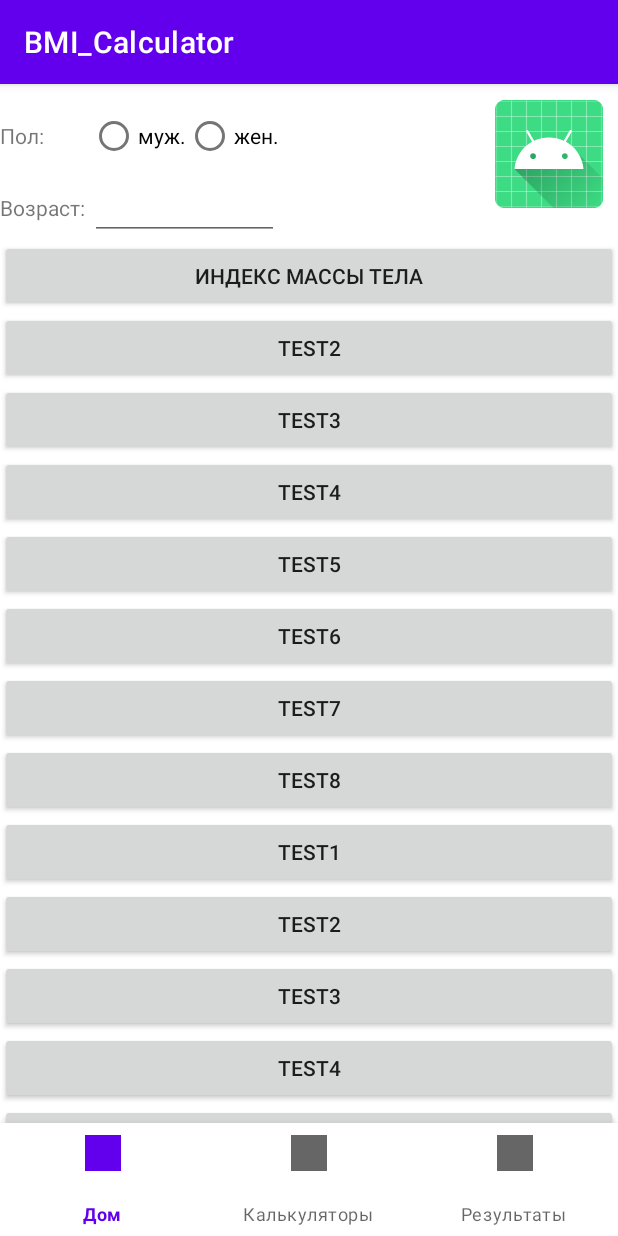
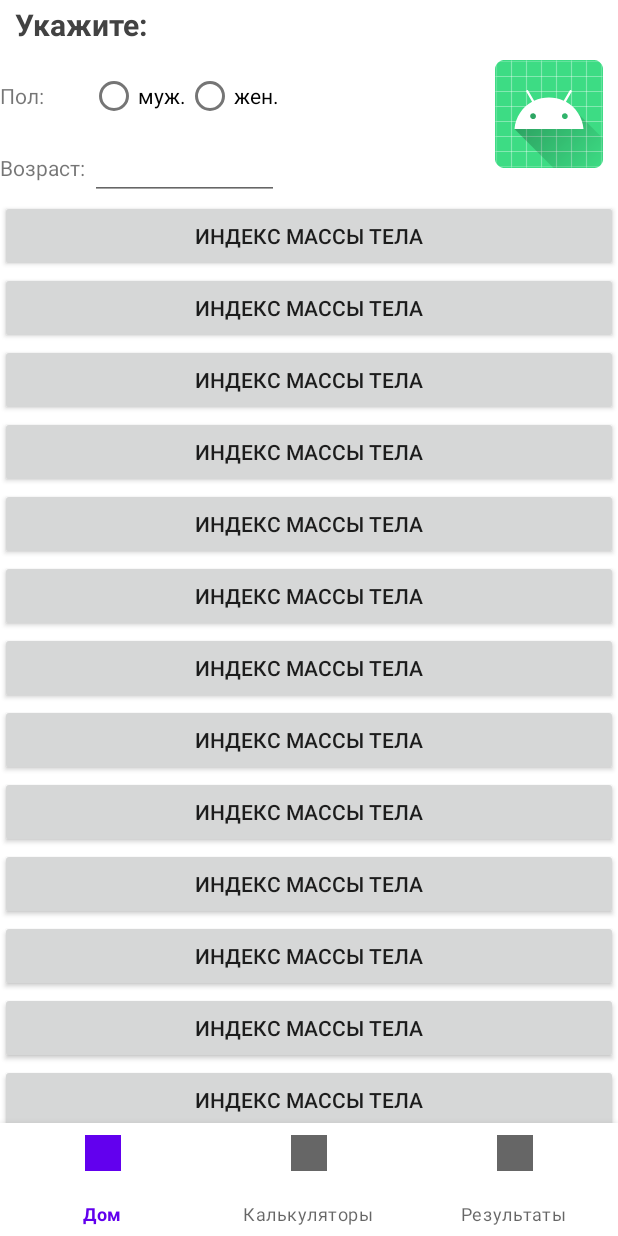
Before and after one commit to wellWINeo/BMI_Calculator, an Android app: the fragment CalculatorsListFragment placed in its activity, on a phone screen of 412 x 824 dp. Run offline under Robolectric (Android 15) with nearby library versions, the phone set to English and light mode, and no system bars.

Commit message:
add activity for calculator

```diff
--- /dev/null
+++ b/app/src/main/java/com/github/wellwineo/bmi_calculator/CalculatorsList.java
@@ -0,0 +1,49 @@
+package com.github.wellwineo.bmi_calculator;
+
+public class CalculatorsList {
+    private static int idx = 0;
+
+    // wrapper class for button
+    public static class customButton {
+        private int fragmentId;
+        private String text;
+
+        public customButton(String text, int id){
+            this.text = text;
+            this.fragmentId = id;
+        }
+
+        public String getText() {
+            return text;
+        }
+
+        public void setText(String text) {
+            this.text = text;
+        }
+
+        public int getFragmentId() {
+            return fragmentId;
+        }
+
+        public void setFragmentId(int fragmentId) {
+            this.fragmentId = fragmentId;
+        }
+    }
+
+    public static customButton[] buttons = new customButton[]{
+            new customButton("Индекс массы тела", R.id.calculateFragment),
+            new customButton("Индекс массы тела", R.id.calculateFragment),
+            new customButton("Индекс массы тела", R.id.calculateFragment),
+            new customButton("Индекс массы тела", R.id.calculateFragment),
+            new customButton("Индекс массы тела", R.id.calculateFragment),
+            new customButton("Индекс массы тела", R.id.calculateFragment),
+            new customButton("Индекс массы тела", R.id.calculateFragment),
+            new customButton("Индекс массы тела", R.id.calculateFragment),
+            new customButton("Индекс массы тела", R.id.calculateFragment),
+            new customButton("Индекс массы тела", R.id.calculateFragment),
+            new customButton("Индекс массы тела", R.id.calculateFragment),
+            new customButton("Индекс массы тела", R.id.calculateFragment),
+            new customButton("Индекс массы тела", R.id.calculateFragment)
+    };
+
+}
--- a/app/src/main/java/com/github/wellwineo/bmi_calculator/CalculatorsListFragment.java
+++ b/app/src/main/java/com/github/wellwineo/bmi_calculator/CalculatorsListFragment.java
@@ -49,60 +49,21 @@ public class CalculatorsListFragment extends Fragment {
         fillListViewButtons();
     }
 
-    // wrapper class for button
-    private static class customButton {
-        private String text;
-        private Class<?> cls;
 
-        public customButton(String text, Class<?> cls){
-            this.text = text;
-            this.cls = cls;
-        }
-
-        public String getText() {
-            return text;
-        }
-
-        public void setText(String text) {
-            this.text = text;
-        }
-
-        public Class<?> getCls() {
-            return cls;
-        }
-
-        public void setCls(Class<?> cls) {
-            this.cls = cls;
-        }
-    }
 
     private void fillListViewButtons(){
         // TODO fill with real data
         // calculator routing
-        customButton[] buttons = new customButton[]{
-                new customButton("Индекс массы тела", MainActivity.class),
-                new customButton("test2", MainActivity.class),
-                new customButton("test3", MainActivity.class),
-                new customButton("test4", MainActivity.class),
-                new customButton("test5", MainActivity.class),
-                new customButton("test6", MainActivity.class),
-                new customButton("test7", MainActivity.class),
-                new customButton("test8", MainActivity.class),
-                new customButton("test1", MainActivity.class),
-                new customButton("test2", MainActivity.class),
-                new customButton("test3", MainActivity.class),
-                new customButton("test4", MainActivity.class),
-                new customButton("test5", MainActivity.class),
-                new customButton("test6", MainActivity.class),
-                new customButton("test7", MainActivity.class),
-                new customButton("test8", MainActivity.class)
-        };
 
-        for(customButton customBtn : buttons){
+
+        for(int i = 0; i < CalculatorsList.buttons.length; i++){
             Button btn = new Button(context);
-            btn.setText(customBtn.text);
+            btn.setText(CalculatorsList.buttons[i].getText());
+            int finalI = i;
             btn.setOnClickListener(view -> {
-                Intent intent = new Intent(context, customBtn.getCls());
+                Intent intent = new Intent(context, CalculateActivity.class);
+                Bundle bundle = new Bundle();
+                bundle.putInt("index", finalI);
                 startActivity(intent);
             });
 
--- a/app/src/main/java/com/github/wellwineo/bmi_calculator/MainActivity.java
+++ b/app/src/main/java/com/github/wellwineo/bmi_calculator/MainActivity.java
@@ -17,6 +17,8 @@ import android.widget.Toast;
 
 import com.google.android.material.bottomnavigation.BottomNavigationView;
 
+import java.util.Objects;
+
 public class MainActivity extends AppCompatActivity {
 
     private BottomNavigationView navBar;
@@ -29,6 +31,7 @@ public class MainActivity extends AppCompatActivity {
 
         // some launch staff
         init();
+        Objects.requireNonNull(getSupportActionBar()).hide();
 
         // TODO remove
         SharedPreferences prefs = PreferenceManager.getDefaultSharedPreferences(
@@ -78,5 +81,4 @@ public class MainActivity extends AppCompatActivity {
         ft.commit();
     }
 
-
 }
--- a/app/src/main/res/layout/activity_calculate.xml
+++ b/app/src/main/res/layout/activity_calculate.xml
@@ -6,7 +6,7 @@
     android:layout_height="match_parent"
     tools:context=".CalculateActivity">
 
-    <fragment
+    <FrameLayout
         android:id="@+id/calculateFragment"
         android:layout_width="match_parent"
         android:layout_height="match_parent"
--- a/app/src/main/res/layout/results_fragment.xml
+++ b/app/src/main/res/layout/results_fragment.xml
@@ -1,5 +1,6 @@
 <?xml version="1.0" encoding="utf-8"?>
 <FrameLayout xmlns:android="http://schemas.android.com/apk/res/android"
+    android:id="@+id/fragment_result"
     xmlns:tools="http://schemas.android.com/tools"
     android:layout_width="match_parent"
     android:layout_height="match_parent"
```
Also changed, not shown: app/src/main/java/com/github/wellwineo/bmi_calculator/CalculateActivity.java (+30 -0 lines).
